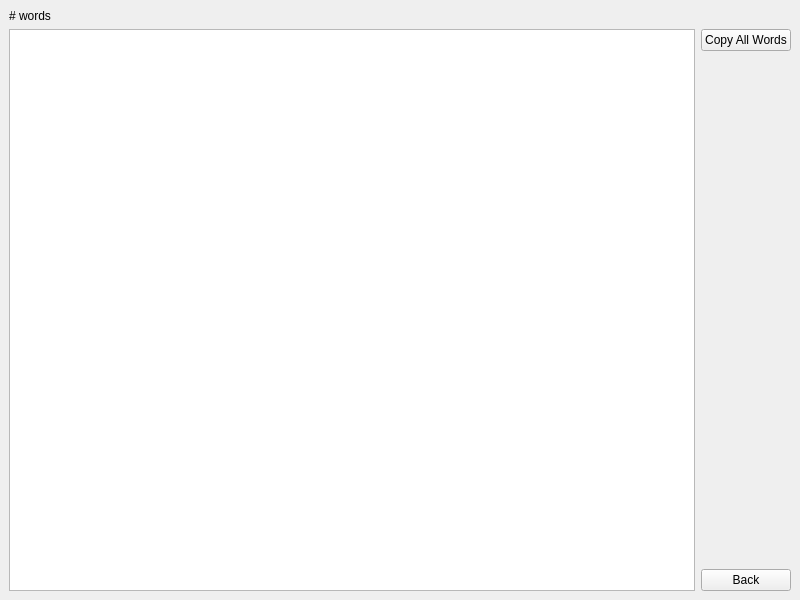
Above: GUI/WindowDisplayNewWords.ui from shxch/chestnut before the change. Below: the same form after it.
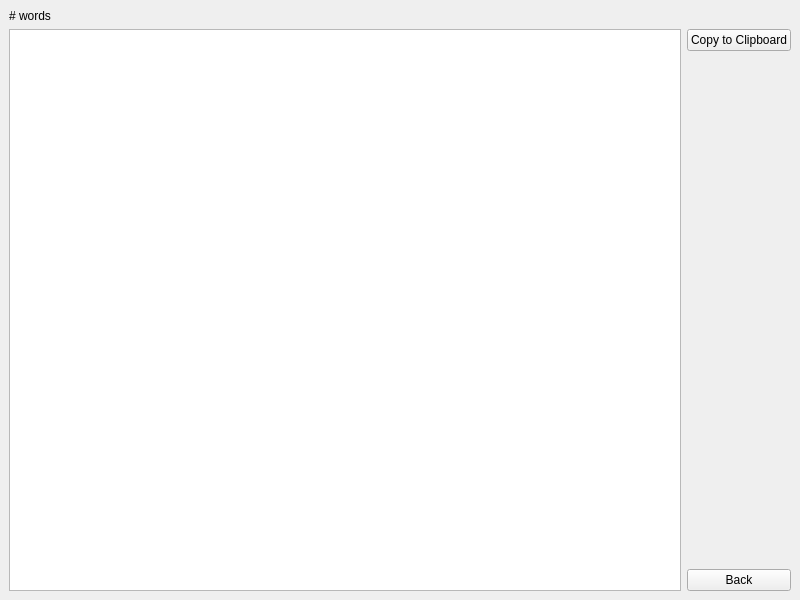
That is the form after the change.

Patch:
```diff
--- a/GUI/WindowDisplayNewWords.ui
+++ b/GUI/WindowDisplayNewWords.ui
@@ -26,12 +26,12 @@
       </property>
       <property name="html">
        <string>&lt;!DOCTYPE HTML PUBLIC &quot;-//W3C//DTD HTML 4.0//EN&quot; &quot;http://www.w3.org/TR/REC-html40/strict.dtd&quot;&gt;
-        &lt;html&gt;&lt;head&gt;&lt;meta name=&quot;qrichtext&quot; content=&quot;1&quot; /&gt;&lt;style type=&quot;text/css&quot;&gt;
-        p, li { white-space: pre-wrap; }
-        &lt;/style&gt;&lt;/head&gt;&lt;body style=&quot; font-family:'MS Shell Dlg 2'; font-size:8.1pt; font-weight:400;
-        font-style:normal;&quot;&gt;
-        &lt;p style=&quot;-qt-paragraph-type:empty; margin-top:0px; margin-bottom:0px; margin-left:0px;
-        margin-right:0px; -qt-block-indent:0; text-indent:0px;&quot;&gt;&lt;br /&gt;&lt;/p&gt;&lt;/body&gt;&lt;/html&gt;
+              &lt;html&gt;&lt;head&gt;&lt;meta name=&quot;qrichtext&quot; content=&quot;1&quot; /&gt;&lt;style type=&quot;text/css&quot;&gt;
+              p, li { white-space: pre-wrap; }
+              &lt;/style&gt;&lt;/head&gt;&lt;body style=&quot; font-family:'MS Shell Dlg 2'; font-size:8.1pt;
+              font-weight:400; font-style:normal;&quot;&gt;
+              &lt;p style=&quot;-qt-paragraph-type:empty; margin-top:0px; margin-bottom:0px; margin-left:0px;
+              margin-right:0px; -qt-block-indent:0; text-indent:0px;&quot;&gt;&lt;br /&gt;&lt;/p&gt;&lt;/body&gt;&lt;/html&gt;
        </string>
       </property>
       <property name="acceptRichText">
@@ -44,7 +44,7 @@
       <item>
        <widget class="QPushButton" name="btnCopyAllWords">
         <property name="text">
-         <string>Copy All Words</string>
+                  <string>Copy to Clipboard</string>
         </property>
        </widget>
       </item>
```
Left out of the diff: 4 changed lines with no effect on the pictures. Lines whose indentation alone changed are shown as unchanged.
